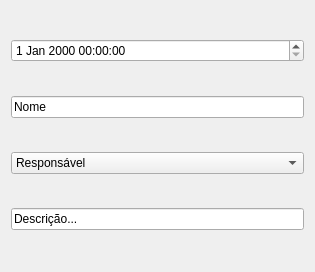
First picture: the form in App/view/ui/newReport.ui, repository Senac-SOR-ADS/Gerenciamento-Escolar, before the edit.
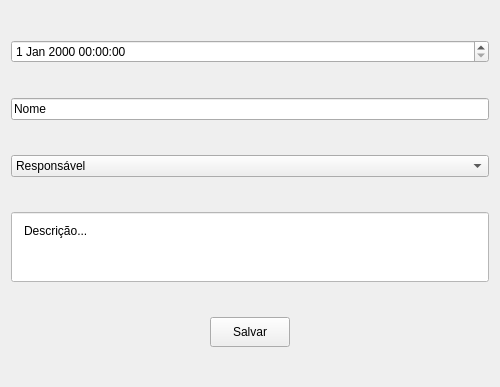
Second picture: the form after the edit.

Diff of the .ui file:
```diff
--- a/App/view/ui/newReport.ui
+++ b/App/view/ui/newReport.ui
@@ -6,14 +6,14 @@
    <rect>
     <x>0</x>
     <y>0</y>
-    <width>315</width>
-    <height>272</height>
+    <width>500</width>
+    <height>387</height>
    </rect>
   </property>
   <property name="windowTitle">
    <string>Form</string>
   </property>
-  <layout class="QVBoxLayout" name="verticalLayout">
+  <layout class="QVBoxLayout" name="verticalLayout" stretch="0,0,0,0,0">
    <item>
     <widget class="QDateTimeEdit" name="dataOcorrencia"/>
    </item>
@@ -35,8 +35,40 @@
    </item>
    <item>
     <widget class="QLineEdit" name="descricaoOcorrencia">
+     <property name="minimumSize">
+      <size>
+       <width>0</width>
+       <height>70</height>
+      </size>
+     </property>
+     <property name="styleSheet">
+      <string notr="true">#descricaoOcorrencia{
+
+	align-items: flex-start;
+	background-color: #fff;
+	
+	padding: 10px;
+
+}</string>
+     </property>
      <property name="text">
       <string>Descrição...</string>
+     </property>
+     <property name="alignment">
+      <set>Qt::AlignLeading|Qt::AlignLeft|Qt::AlignTop</set>
+     </property>
+    </widget>
+   </item>
+   <item alignment="Qt::AlignHCenter">
+    <widget class="QPushButton" name="btnSaveReport">
+     <property name="maximumSize">
+      <size>
+       <width>90</width>
+       <height>30</height>
+      </size>
+     </property>
+     <property name="text">
+      <string>Salvar</string>
      </property>
     </widget>
    </item>
```
